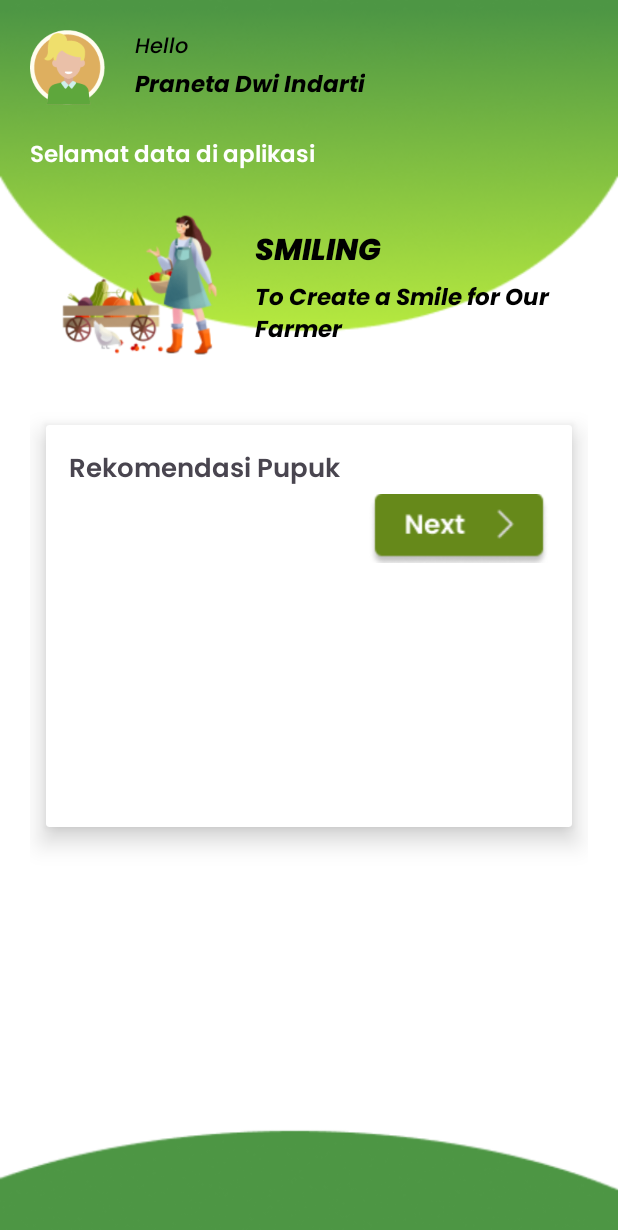
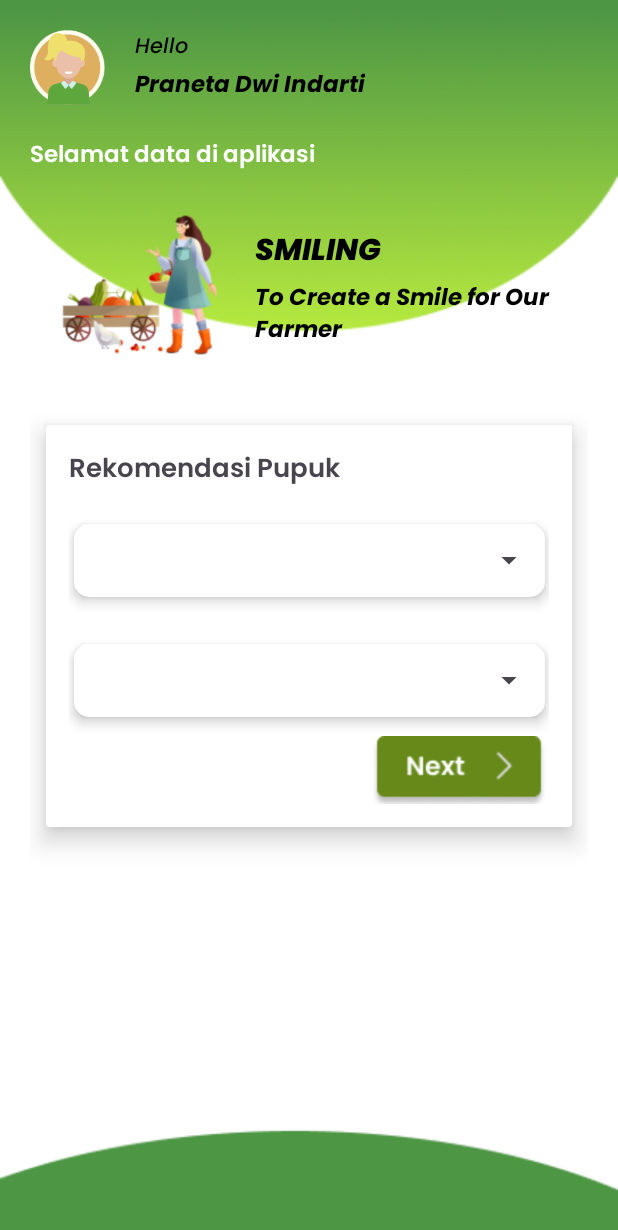
Before and after one commit to PranetaDwi/smilling_app, an Android app: the fragment HomepageFragment shown on its own in the app's theme, on a phone screen of 412 x 824 dp. Shown: the top 1230 px of the screen. Run offline under Robolectric (Android 15) with nearby library versions, the phone set to English and light mode, and no system bars.

Commit message:
fix:homepage

```diff
--- a/app/src/main/res/layout/fragment_homepage.xml
+++ b/app/src/main/res/layout/fragment_homepage.xml
@@ -126,13 +126,49 @@
                     android:textSize="17sp"/>
 
 
+                <androidx.cardview.widget.CardView
+                    android:layout_width="330dp"
+                    android:layout_height="70dp"
+                    app:cardElevation="5dp"
+                    app:cardPreventCornerOverlap="true"
+                    app:cardUseCompatPadding="true"
+                    android:layout_gravity="center_horizontal"
+                    android:layout_marginTop="10dp"
+                    app:cardCornerRadius="10dp">
+
+                    <Spinner
+                        android:id="@+id/komoditasInputDropdown"
+                        android:layout_width="match_parent"
+                        android:layout_height="match_parent"
+                        />
+
+                </androidx.cardview.widget.CardView>
+
+                <androidx.cardview.widget.CardView
+                    android:layout_width="330dp"
+                    android:layout_height="70dp"
+                    app:cardElevation="5dp"
+                    app:cardPreventCornerOverlap="true"
+                    app:cardUseCompatPadding="true"
+                    android:layout_gravity="center_horizontal"
+                    android:layout_marginTop="10dp"
+                    app:cardCornerRadius="10dp">
+
+                    <Spinner
+                        android:id="@+id/tipeInputDropdown"
+                        android:layout_width="match_parent"
+                        android:layout_height="match_parent"
+                        />
+
+                </androidx.cardview.widget.CardView>
+
+
                 <ImageView
                     android:layout_width="wrap_content"
                     android:layout_height="wrap_content"
                     android:src="@drawable/button_next"
-                    android:layout_marginLeft="200dp"/>
-
-
+                    android:layout_marginLeft="200dp"
+                    android:layout_marginTop="2dp"/>
 
             </LinearLayout>
 
```
